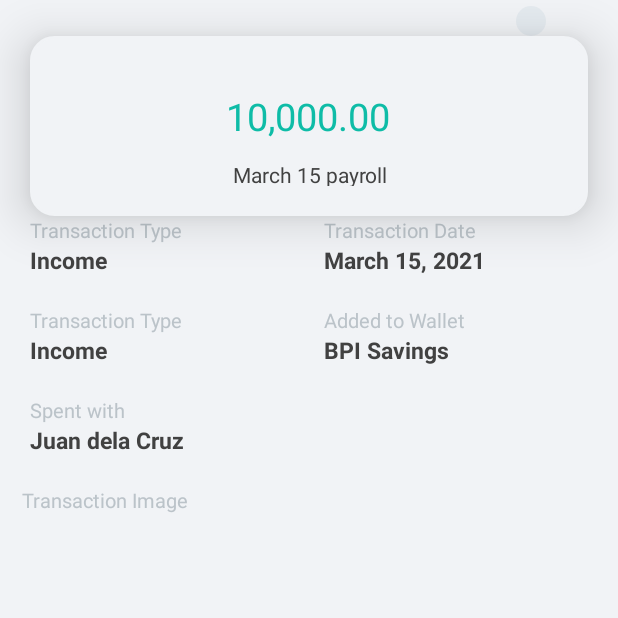
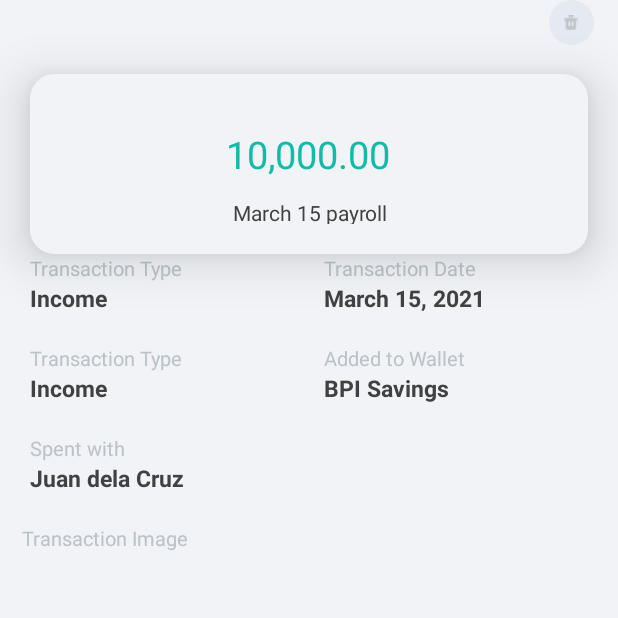
Before and after one commit to jaimejazarenoiii/kwartracker-android, an Android app: the fragment TransactionDetailsFragment placed in its activity, on a phone screen of 412 x 824 dp, the top half of it. Run offline under Robolectric (Android 15) with nearby library versions, the phone set to English and light mode, and no system bars; our stand-ins replace data binding.

Commit message:
latest revisions

```diff
--- a/app/src/main/java/com/kwartracker/android/transactions/model/TransactionModel.kt
+++ b/app/src/main/java/com/kwartracker/android/transactions/model/TransactionModel.kt
@@ -1,7 +1,10 @@
 package com.kwartracker.android.transactions.model
 
 data class TransactionModel(
-    val transID: Int?,
-    val walletType: String?,
-    val flag: String?
+    val id: Int,
+    val date: String,
+    val amount: Int,
+    val type: String,
+    val transName: String,
+    val transType: String
 )
--- a/app/src/main/java/com/kwartracker/android/transactions/ui/add/TransactionsAddFragment.kt
+++ b/app/src/main/java/com/kwartracker/android/transactions/ui/add/TransactionAddFragment.kt
@@ -9,7 +9,7 @@ import androidx.fragment.app.Fragment
 import com.kwartracker.android.R
 import com.kwartracker.android.databinding.FragmentTransactionDetailsBinding
 
-class TransactionsAddFragment : Fragment() {
+class TransactionAddFragment : Fragment() {
     lateinit var binding: FragmentTransactionDetailsBinding
 
     override fun onCreateView(
--- a/app/src/main/java/com/kwartracker/android/transactions/ui/details/TransactionsDetailsFragment.kt
+++ b/app/src/main/java/com/kwartracker/android/transactions/ui/details/TransactionDetailsFragment.kt
@@ -10,7 +10,7 @@ import com.kwartracker.android.R
 import com.kwartracker.android.databinding.FragmentTransactionDetailsBinding
 import com.kwartracker.android.transactions.ui.main.TransactionsFragment
 
-class TransactionsDetailsFragment : Fragment() {
+class TransactionDetailsFragment : Fragment() {
     lateinit var binding: FragmentTransactionDetailsBinding
 
     override fun onCreateView(
--- a/app/src/main/java/com/kwartracker/android/transactions/ui/list/TransactionsListAdapter.kt
+++ b/app/src/main/java/com/kwartracker/android/transactions/ui/list/TransactionsListAdapter.kt
@@ -23,8 +23,13 @@ class TransactionsListAdapter(var transactions: ArrayList<TransactionModel>) :
             parent, false
         )
     )
-
-    override fun getItemCount() = transactions.size
+    override fun getItemCount(): Int {
+        return if (transactions.size > 10) {
+            10
+        } else {
+            transactions.size
+        }
+    }
 
     override fun onBindViewHolder(holder: TransactionViewHolder, position: Int) {
         holder.bind(transactions[position])
@@ -36,7 +41,7 @@ class TransactionsListAdapter(var transactions: ArrayList<TransactionModel>) :
         private val ivDetails = itemsTransactionBinding.ivDetails
 
         fun bind(model: TransactionModel) {
-            tvTransactionType.text = model.walletType
+            tvTransactionType.text = model.type
 
             ivDetails.setOnClickListener {
                 val intent = Intent("message")
--- a/app/src/main/java/com/kwartracker/android/transactions/ui/list/TransactionsListFragment.kt
+++ b/app/src/main/java/com/kwartracker/android/transactions/ui/list/TransactionsListFragment.kt
@@ -15,6 +15,7 @@ import com.kwartracker.android.R
 import com.kwartracker.android.databinding.FragmentTransactionBinding
 import com.kwartracker.android.databinding.FragmentTransactionsListBinding
 import com.kwartracker.android.transactions.ui.main.TransactionsViewModel
+
 
 class TransactionsListFragment : Fragment() {
     private lateinit var binding: FragmentTransactionsListBinding
@@ -42,8 +43,18 @@ class TransactionsListFragment : Fragment() {
         val rvTransaction = binding.rvTransactionList
         val fabBackToTop = binding.fabBackToTop
         val llTransactionFilter = binding.llTransactionFilter
+        val mLayoutManager = LinearLayoutManager(view.context)
+        val ivLoader = binding.ivLoader
+        rvTransaction.layoutManager = mLayoutManager
 
         rvTransaction.addOnScrollListener(object : RecyclerView.OnScrollListener() {
+            var previousTotal = 0
+            var loading = true
+            val visibleThreshold = 10
+            var firstVisibleItem = 0
+            var visibleItemCount = 0
+            var totalItemCount = 0
+
             override fun onScrollStateChanged(recyclerView: RecyclerView, newState: Int) {
                 super.onScrollStateChanged(recyclerView, newState)
                 println(newState)
@@ -53,6 +64,24 @@ class TransactionsListFragment : Fragment() {
                 if (dy > 0) {
                     llTransactionFilter.elevation = 20F
                     fabBackToTop.visibility = View.VISIBLE
+
+                    visibleItemCount = mLayoutManager.childCount;
+                    totalItemCount = mLayoutManager.itemCount;
+                    firstVisibleItem = mLayoutManager.findFirstVisibleItemPosition();
+
+                    if (loading) {
+                        if (totalItemCount > previousTotal) {
+                            loading = false
+                            previousTotal = totalItemCount
+                        }
+
+                    }
+
+                    if (!loading && (totalItemCount - visibleItemCount) <= (firstVisibleItem + visibleThreshold)) {
+                        fabBackToTop.visibility = View.INVISIBLE
+                        transactionsViewModel.fetchTransactions()
+                        loading = true
+                    }
                 }
                 if (dy <= 0) {
                     llTransactionFilter.elevation = 0F
@@ -85,5 +114,14 @@ class TransactionsListFragment : Fragment() {
                 transactionsListAdapter.updateTransactions(it)
             }
         })
+
+        transactionsViewModel.loading.observe(viewLifecycleOwner, { isLoading ->
+            isLoading?.let {
+                ivLoader.visibility = if(it) View.VISIBLE else View.GONE
+                if(it) {
+                    rvTransaction.visibility = View.GONE
+                }
+            }
+        })
     }
 }
--- a/app/src/main/java/com/kwartracker/android/transactions/ui/main/TransactionsFragment.kt
+++ b/app/src/main/java/com/kwartracker/android/transactions/ui/main/TransactionsFragment.kt
@@ -23,8 +23,8 @@ import com.google.android.material.bottomsheet.BottomSheetBehavior
 import com.google.android.material.navigation.NavigationView
 import com.kwartracker.android.R
 import com.kwartracker.android.databinding.FragmentTransactionBinding
-import com.kwartracker.android.transactions.ui.add.TransactionsAddFragment
-import com.kwartracker.android.transactions.ui.details.TransactionsDetailsFragment
+import com.kwartracker.android.transactions.ui.add.TransactionAddFragment
+import com.kwartracker.android.transactions.ui.details.TransactionDetailsFragment
 import com.kwartracker.android.transactions.ui.filter.TransactionsFilterFragment
 import com.kwartracker.android.transactions.ui.list.TransactionsListFragment
 
@@ -51,7 +51,7 @@ class TransactionsFragment : Fragment() {
 
     override fun onViewCreated(view: View, savedInstanceState: Bundle?) {
         binding.ivToolbarRight.setOnClickListener {
-            bottomMainSheetModal(TransactionsAddFragment())
+            bottomMainSheetModal(TransactionAddFragment())
         }
 
         binding.ivToolbarLeft.setOnClickListener {
@@ -83,7 +83,7 @@ class TransactionsFragment : Fragment() {
             } else if (func == "details") {
                 binding.tvToolbarTitle.text = "Transaction"
                 val transID = intent.getStringExtra("transID")
-                bottomMainSheetModal(TransactionsDetailsFragment())
+                bottomMainSheetModal(TransactionDetailsFragment())
             }
         }
     }
--- a/app/src/main/java/com/kwartracker/android/transactions/ui/main/TransactionsViewModel.kt
+++ b/app/src/main/java/com/kwartracker/android/transactions/ui/main/TransactionsViewModel.kt
@@ -7,7 +7,6 @@ import com.kwartracker.android.transactions.model.TransactionModel
 class TransactionsViewModel : ViewModel() {
 
     val transactions = MutableLiveData<List<TransactionModel>>()
-    val transactionsLoadError = MutableLiveData<String?>()
     val loading = MutableLiveData<Boolean>()
     var backdrop = MutableLiveData<Boolean>()
 
@@ -16,22 +15,18 @@ class TransactionsViewModel : ViewModel() {
         val dummyData = generateDummyTransactions()
 
         transactions.value = dummyData
-        transactionsLoadError.value = ""
         loading.value = false
     }
 
     private fun generateDummyTransactions(): List<TransactionModel> {
         val transactions = arrayListOf<TransactionModel>()
-        transactions.add(TransactionModel(1, "dummyCapital1", ""))
-        transactions.add(TransactionModel(2, "dummyCapital2", ""))
-        transactions.add(TransactionModel(3, "dummyCapital3", ""))
-        transactions.add(TransactionModel(4, "dummyCapital4", ""))
-        transactions.add(TransactionModel(5, "dummyCapital5", ""))
-        transactions.add(TransactionModel(6, "dummyCapital1", ""))
-        transactions.add(TransactionModel(7, "dummyCapital2", ""))
-        transactions.add(TransactionModel(8, "dummyCapital3", ""))
-        transactions.add(TransactionModel(9, "dummyCapital4", ""))
-        transactions.add(TransactionModel(10, "dummyCapital5", ""))
+        for (i in 1..20) {
+            transactions.add(TransactionModel(1, "dummyCapital $i",
+                (0..10).random(), "Type $i",
+                "Name $i",
+                "Type $i"))
+        }
+
         return transactions
     }
 }
--- a/app/src/main/res/layout/fragment_transaction_details.xml
+++ b/app/src/main/res/layout/fragment_transaction_details.xml
@@ -10,26 +10,29 @@
 
         <ImageView
             android:id="@+id/iv_delete"
-            android:layout_width="wrap_content"
-            android:layout_height="wrap_content"
-            android:layout_marginTop="4dp"
+            android:layout_width="30dp"
+            android:layout_height="30dp"
+            android:background="@drawable/non_active_dot"
+            android:padding="10dp"
             app:layout_constraintEnd_toEndOf="parent"
-            app:layout_constraintHorizontal_bias="0.877"
+            app:layout_constraintHorizontal_bias="0.958"
             app:layout_constraintStart_toStartOf="parent"
             app:layout_constraintTop_toTopOf="parent"
-            app:srcCompat="@drawable/non_active_dot"
+            app:srcCompat="@drawable/ic_delete"
             tools:ignore="ContentDescription" />
 
         <androidx.constraintlayout.widget.ConstraintLayout
             android:id="@+id/cl_fragment"
             android:layout_width="match_parent"
             android:layout_height="120dp"
-            android:padding="20dp"
             android:layout_marginStart="20dp"
+            android:layout_marginTop="19dp"
             android:layout_marginEnd="20dp"
             android:background="@drawable/bg_details"
             android:elevation="20dp"
+            android:padding="20dp"
             app:layout_constraintEnd_toEndOf="parent"
+            app:layout_constraintHorizontal_bias="0.0"
             app:layout_constraintStart_toStartOf="parent"
             app:layout_constraintTop_toBottomOf="@+id/iv_delete">
 
@@ -51,8 +54,8 @@
                 android:layout_width="wrap_content"
                 android:layout_height="wrap_content"
                 android:layout_marginTop="12dp"
+                android:text="March 15 payroll"
                 android:textColor="#414141"
-                android:text="March 15 payroll"
                 app:layout_constraintEnd_toEndOf="parent"
                 app:layout_constraintHorizontal_bias="0.505"
                 app:layout_constraintStart_toStartOf="parent"
@@ -67,6 +70,7 @@
             android:paddingStart="20dp"
             android:weightSum="2"
             app:layout_constraintEnd_toEndOf="parent"
+            app:layout_constraintHorizontal_bias="0.0"
             app:layout_constraintStart_toStartOf="parent"
             app:layout_constraintTop_toBottomOf="@+id/cl_fragment">
 
--- a/app/src/main/res/navigation/nav_graph.xml
+++ b/app/src/main/res/navigation/nav_graph.xml
@@ -3,7 +3,7 @@
     xmlns:app="http://schemas.android.com/apk/res-auto"
     xmlns:tools="http://schemas.android.com/tools"
     android:id="@+id/nav_graph"
-    app:startDestination="@id/loginFragment">
+    app:startDestination="@id/transactions_fragment">
     <fragment
         android:id="@+id/loginFragment"
         android:name="com.kwartracker.android.login.ui.LoginFragment"
--- a/app/src/main/res/navigation/nav_transactions.xml
+++ b/app/src/main/res/navigation/nav_transactions.xml
@@ -6,7 +6,7 @@
     app:startDestination="@id/transaction_lists_fragment">
     <fragment
         android:id="@+id/transactions_details_fragment"
-        android:name="com.kwartracker.android.transactions.ui.details.TransactionsDetailsFragment"
+        android:name="com.kwartracker.android.transactions.ui.details.TransactionDetailsFragment"
         android:label="Transaction Details"
         tools:layout="@layout/fragment_transaction_details" />
     <fragment
```
Also changed, not shown: app/src/main/res/layout/fragment_transactions_list.xml (+9 -0 lines), app/src/main/res/drawable/ic_delete.png (added), app/src/main/res/drawable/transaction_loader.gif (added).
